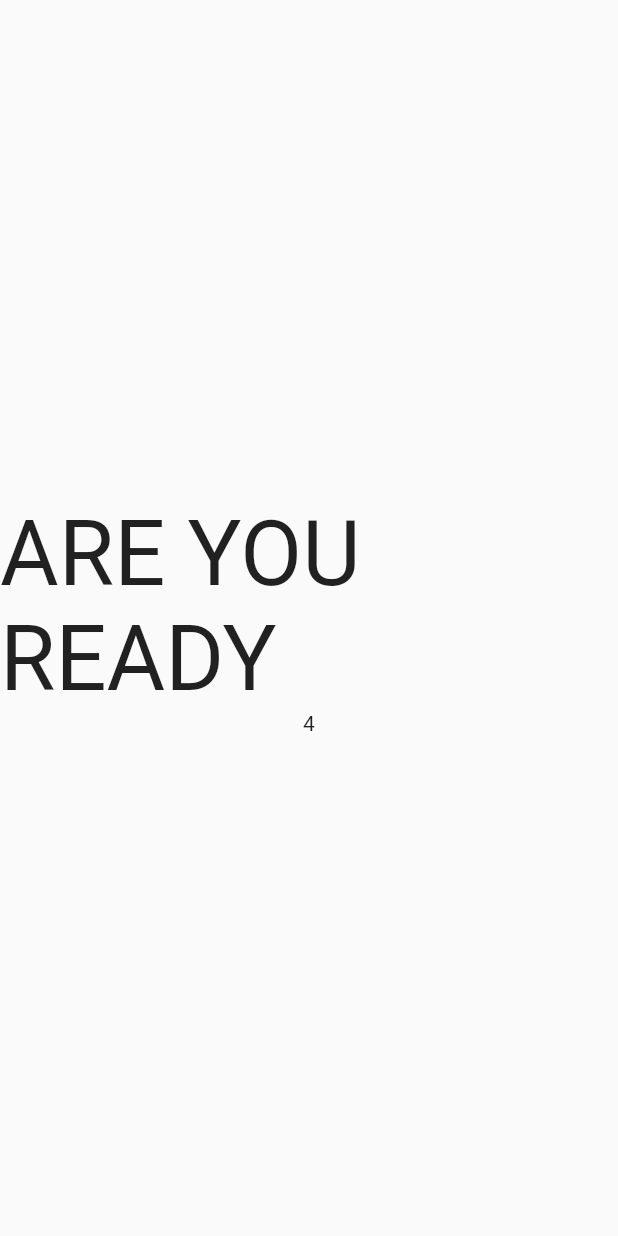
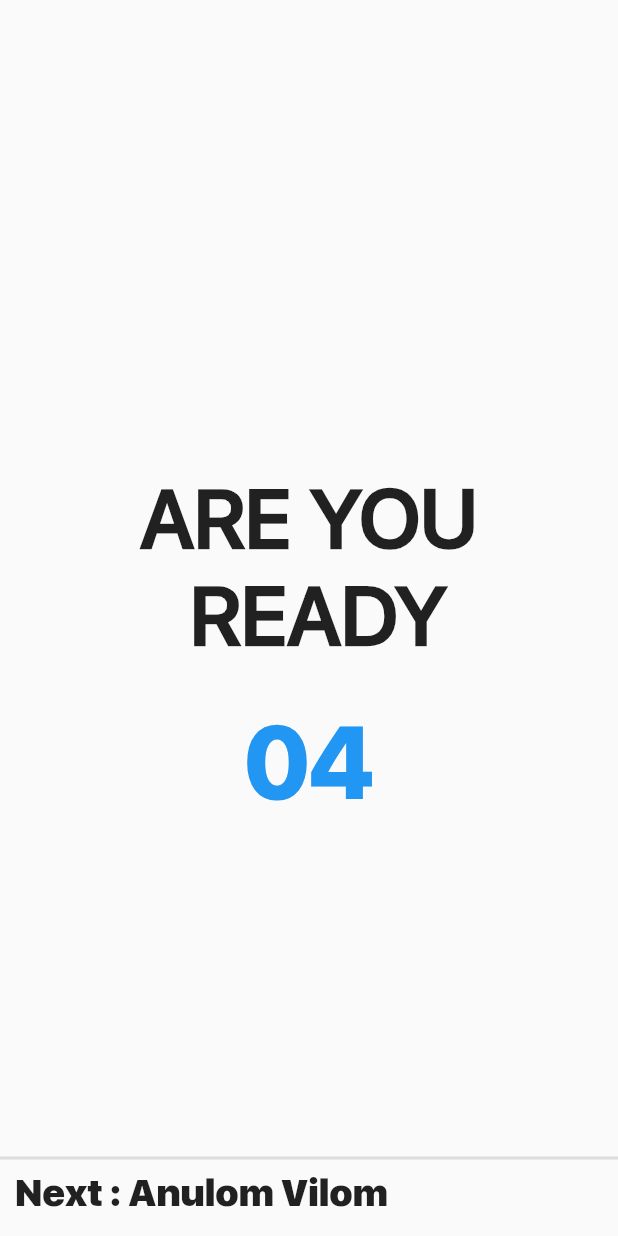
Before and after one commit to shubham7112001/yoga_app, a Flutter app: the AreYouReady screen opened directly, on a phone screen of 412 x 824 dp. Run offline on Flutter 3.47's test engine with Material 2 defaults, Android fonts, the phone set to English and light mode, and no system bars; network calls fail.

Commit message:
Are You Ready Page UI

```diff
--- a/lib/Screens/are_you_ready.dart
+++ b/lib/Screens/are_you_ready.dart
@@ -2,6 +2,8 @@ import 'dart:async';
 
 import 'package:flutter/material.dart';
 import 'package:provider/provider.dart';
+
+import '../Utils/app_colors.dart';
 
 class AreYouReady extends StatelessWidget {
   const AreYouReady({Key? key}) : super(key: key);
@@ -11,14 +13,46 @@ class AreYouReady extends StatelessWidget {
     return ChangeNotifierProvider<TimerModel>(
         create: (context)=>TimerModel(),
       child: Scaffold(
-        body: Container(
-          child: Column(
-            mainAxisAlignment: MainAxisAlignment.center,
-            crossAxisAlignment: CrossAxisAlignment.center,
-            children: [
-              Text("ARE YOU READY",style: TextStyle(fontSize: 60),),
-              Consumer<TimerModel>(builder: (context,myModel,child)=>Text("${myModel.countdown}"))
-            ],
+        body: Center(
+          child: Container(
+            child: Column(
+              mainAxisAlignment: MainAxisAlignment.center,
+              crossAxisAlignment: CrossAxisAlignment.center,
+              children: [
+                SizedBox(height: MediaQuery.of(context).size.height/2 - 100,),
+                Text("ARE YOU\n READY",
+                textAlign: TextAlign.center,
+                    style: TextStyle(
+                        fontSize: 55,
+                        fontFamily: 'sanFrancis',
+
+                        fontWeight: FontWeight.w900),),
+                SizedBox(height: 25,),
+                Consumer<TimerModel>(
+                    builder: (context,myModel,child)=>Text(
+                        "0${myModel.countdown}",
+                        style: TextStyle(
+                            fontSize: 66,
+                            fontFamily: 'SanFrancisco',
+                            fontWeight: FontWeight.w900,
+                            color: AppColors.appBarColor))),
+                Spacer(),
+                Divider(thickness: 2,),
+                Align(
+                  widthFactor: 4,
+                  alignment: Alignment.bottomLeft,
+                  child: Container(
+                    padding: EdgeInsets.only(left: 10,bottom: 15),
+                    child: Text("Next : Anulom Vilom",
+                      style: TextStyle(
+                        fontSize: 25,
+                        fontFamily: 'SanFrancisco',
+                        fontWeight: FontWeight.w200),),
+                  ),
+                )
+
+              ],
+            ),
           ),
         ),
       ),
```
